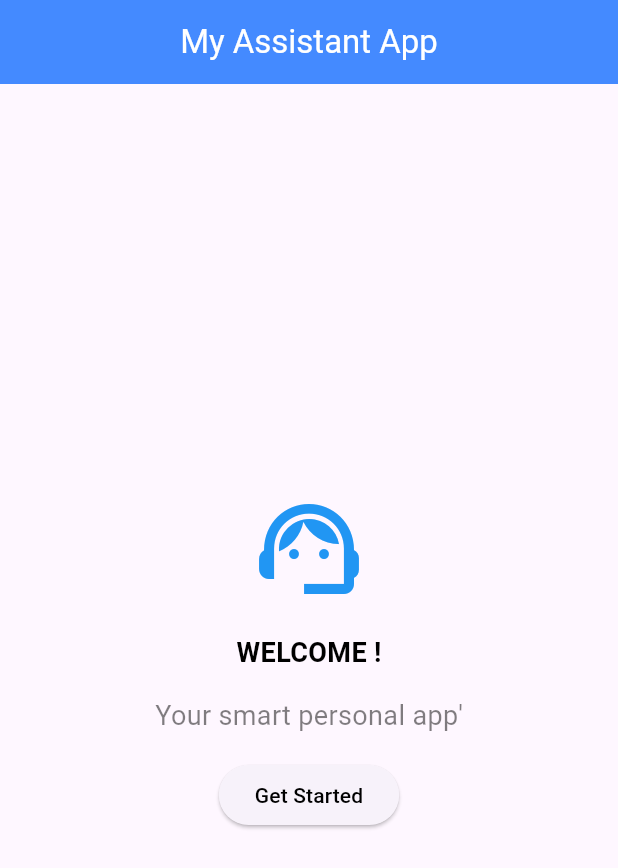
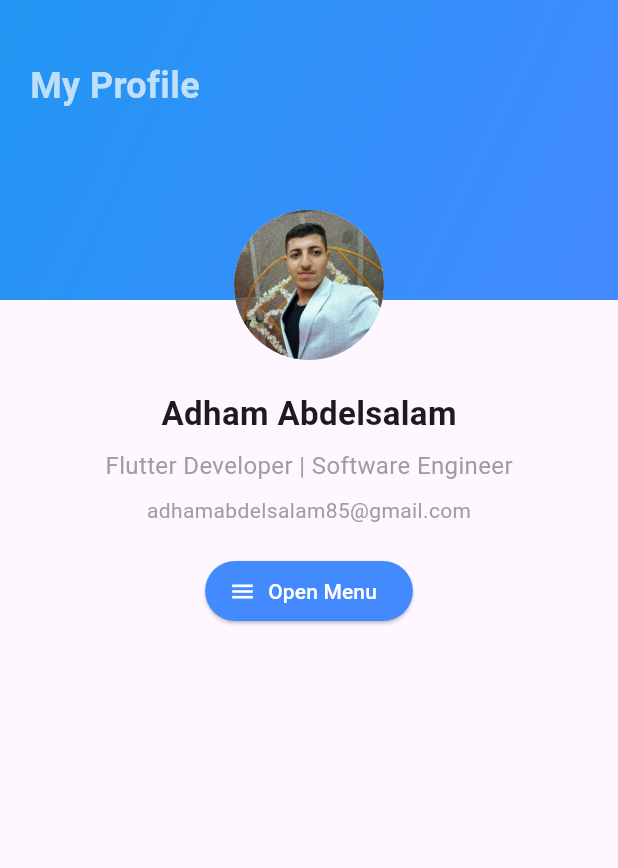
Before and after one commit to Adham167/flutter_task_6, a Flutter app: the screen it shows after launch, after a tap on "Get Started", on a phone screen of 412 x 824 dp. Shown: the top 868 px of the screen. Run offline on Flutter 3.47's test engine with Material 3 defaults, Android fonts, the phone set to English and light mode, and no system bars.

Commit message:
finish my Assistant App

```diff
--- a/lib/my_assistant_app.dart
+++ b/lib/my_assistant_app.dart
@@ -77,7 +77,14 @@ class WelcomeScreen extends StatelessWidget {
               SizedBox(height: 16),
               ElevatedButton(
                 onPressed: () {
-
+                  Navigator.push(
+                    context,
+                    MaterialPageRoute(
+                      builder: (context) {
+                        return ProfileScreen();
+                      },
+                    ),
+                  );
                 },
                 child: Text(
                   "Get Started",
@@ -91,3 +98,142 @@ class WelcomeScreen extends StatelessWidget {
     );
   }
 }
+
+class ProfileScreen extends StatelessWidget {
+  const ProfileScreen({super.key});
+
+  @override
+  Widget build(BuildContext context) {
+    return Scaffold(
+      drawer: const AppDrawer(),
+
+      body: SafeArea(
+        child: Column(
+          children: [
+            Stack(
+              clipBehavior: Clip.none,
+              children: [
+                Container(
+                  height: 200,
+                  width: double.infinity,
+                  decoration: const BoxDecoration(
+                    gradient: LinearGradient(
+                      colors: [Colors.blue, Colors.blueAccent],
+                      begin: Alignment.topLeft,
+                      end: Alignment.bottomRight,
+                    ),
+                  ),
+                ),
+                const Positioned(
+                  top: 40,
+                  left: 20,
+                  child: Text(
+                    'My Profile',
+                    style: TextStyle(
+                      color: Colors.white70,
+                      fontSize: 24,
+                      fontWeight: FontWeight.bold,
+                    ),
+                  ),
+                ),
+                Positioned(
+                  bottom: -40,
+                  left: MediaQuery.of(context).size.width / 2 - 50,
+                  child: const CircleAvatar(
+                    radius: 50,
+                    backgroundImage: AssetImage('assets/image_1.jpg'),
+                  ),
+                ),
+              ],
+            ),
+            const SizedBox(height: 60),
+            const Text(
+              'Adham Abdelsalam',
+              style: TextStyle(fontSize: 22, fontWeight: FontWeight.bold),
+            ),
+            const SizedBox(height: 8),
+            const Text(
+              'Flutter Developer | Software Engineer',
+              style: TextStyle(fontSize: 16, color: Colors.grey),
+            ),
+            const SizedBox(height: 8),
+            const Text(
+              'adhamabdelsalam85@gmail.com',
+              style: TextStyle(fontSize: 14, color: Colors.grey),
+            ),
+            const SizedBox(height: 20),
+            Builder(
+              builder: (context) {
+                return ElevatedButton.icon(
+                  onPressed: () {
+                    Scaffold.of(context).openDrawer();
+                  },
+                  icon: const Icon(Icons.menu),
+                  label: const Text("Open Menu"),
+                  style: ElevatedButton.styleFrom(
+                    backgroundColor: Colors.blueAccent,
+                    foregroundColor: Colors.white,
+                  ),
+                );
+              },
+            ),
+          ],
+        ),
+      ),
+    );
+  }
+}
+
+class AppDrawer extends StatelessWidget {
+  const AppDrawer({super.key});
+
+  @override
+  Widget build(BuildContext context) {
+    return Drawer(
+      backgroundColor: Colors.blue,
+      child: ListView(
+        children: [
+          DrawerHeader(
+            decoration: BoxDecoration(color: Colors.blue),
+            child: TweenAnimationBuilder(
+              tween: Tween(begin: 0.0, end: 1.0),
+              duration: Duration(seconds: 1),
+              curve: Curves.easeInOutBack,
+              builder: (context, value, child) {
+                return Opacity(
+                  opacity: value.clamp(0.0, 1.0),
+                  child: Transform.scale(scale: value, child: child),
+                );
+              },
+              child: Column(
+                children: [
+                  CircleAvatar(
+                    radius: 45,
+                    backgroundImage: AssetImage("assets/image_1.jpg"),
+                  ),
+                  SizedBox(height: 12),
+                  Text("Adham Abdelsalam", style: TextStyle(fontSize: 18)),
+                ],
+              ),
+            ),
+          ),
+          ListTile(
+            leading: Icon(Icons.person),
+            title: Text("Profile"),
+            onTap: () => Navigator.pop(context),
+          ),
+          ListTile(
+            leading: Icon(Icons.settings),
+            title: Text("Settings"),
+            onTap: () => Navigator.pop(context),
+          ),
+          ListTile(
+            leading: Icon(Icons.logout),
+            title: Text("Logout"),
+            onTap: () => Navigator.pop(context),
+          ),
+        ],
+      ),
+    );
+  }
+}
```
